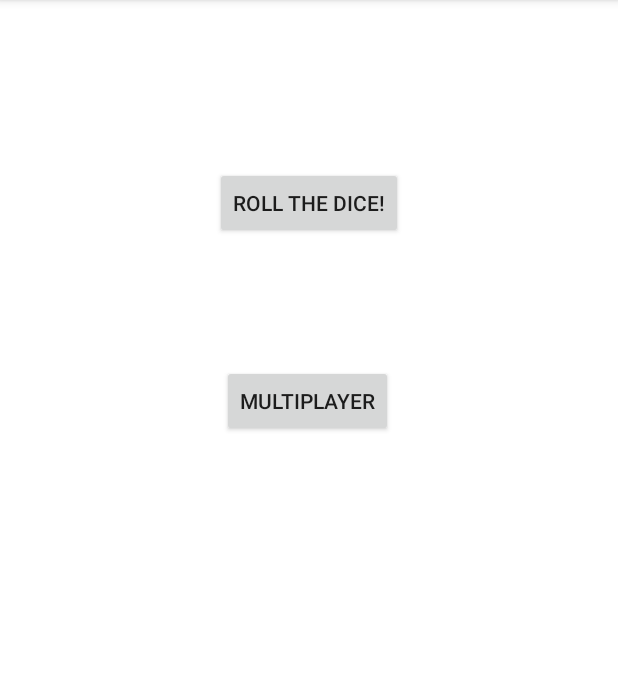
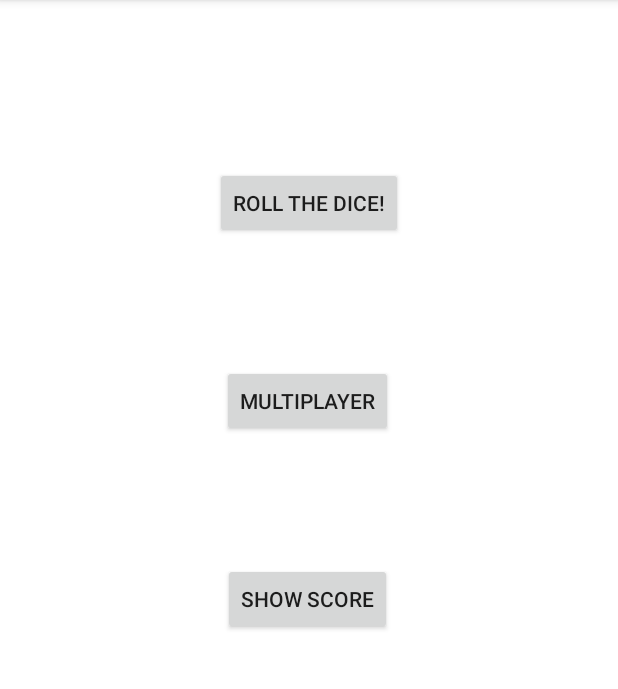
Before and after one commit to AnSrwn/Gambling, an Android app: the screen it shows after launch (MainActivity), on a phone screen of 412 x 824 dp, the part 84-773 px from its top. Run offline under Robolectric (Android 15) with nearby library versions, the phone set to English and light mode, and no system bars; our stand-ins replace Room's generated code; libraries missing offline, so code that uses them is left out: org.jetbrains.anko; 1 statement that could not run was skipped.

Commit message:
Implemented Database

```diff
--- a/app/src/main/java/com/example/user/gambling/MainActivity.kt
+++ b/app/src/main/java/com/example/user/gambling/MainActivity.kt
@@ -5,12 +5,16 @@ import android.graphics.Color
 import android.support.v7.app.AppCompatActivity
 import android.os.Bundle
 import android.support.v7.preference.PreferenceManager
+import android.util.Log
 import android.view.Menu
 import com.example.user.gambling.game.DiceMenuFragment
 import android.view.MenuItem
+import com.example.user.gambling.database.databases.ScoreDB
+import com.example.user.gambling.database.entities.Score
 import com.example.user.gambling.settings.SettingsActivity
 import com.example.user.gambling.utility.Utils
 import kotlinx.android.synthetic.main.activity_main.*
+import org.jetbrains.anko.doAsync
 
 
 class MainActivity : AppCompatActivity() {
@@ -21,7 +25,6 @@ class MainActivity : AppCompatActivity() {
         super.onCreate(savedInstanceState)
         Utils.onActivityCreateSetTheme(this)
         setContentView(R.layout.activity_main)
-
         supportFragmentManager.beginTransaction().add(R.id.fragmentContainer, diceMenuFragment).commit()
     }
 
--- /dev/null
+++ b/app/src/main/java/com/example/user/gambling/database/daos/ScoreDao.kt
@@ -0,0 +1,20 @@
+package com.example.user.gambling.database.daos
+
+import android.arch.lifecycle.LiveData
+import android.arch.persistence.room.*
+import com.example.user.gambling.database.entities.Score
+
+@Dao
+interface ScoreDao{
+    @Query("SELECT * FROM score")
+    fun getAll():LiveData<List<Score>>
+
+    @Query("SELECT * FROM score")
+    fun getAllNotLive():List<Score>
+
+    @Insert(onConflict = OnConflictStrategy.REPLACE)
+    fun insert(score: Score)
+
+    @Update
+    fun update(score: Score)
+}
--- /dev/null
+++ b/app/src/main/java/com/example/user/gambling/database/databases/ScoreDB.kt
@@ -0,0 +1,30 @@
+package com.example.user.gambling.database.databases
+
+import android.arch.persistence.room.Database
+import android.arch.persistence.room.Room
+import android.arch.persistence.room.RoomDatabase
+import android.content.Context
+import com.example.user.gambling.database.daos.ScoreDao
+import com.example.user.gambling.database.entities.Score
+
+@Database(entities = [(Score::class)], version = 1)
+abstract class ScoreDB : RoomDatabase() {
+    abstract fun scoreDB(): ScoreDao
+
+    /* one and only one instance */
+    companion object {
+        private var sInstance: ScoreDB? = null
+
+        fun getInstance(context: Context): ScoreDB? {
+            if (sInstance == null) {
+                synchronized(ScoreDB::class) {
+                    sInstance = Room.databaseBuilder(context.applicationContext,
+                            ScoreDB::class.java, "score")
+                            .fallbackToDestructiveMigration()
+                            .build()
+                }
+            }
+            return sInstance
+        }
+    }
+}
--- a/app/src/main/java/com/example/user/gambling/database/entities/Score.kt
+++ b/app/src/main/java/com/example/user/gambling/database/entities/Score.kt
@@ -1,9 +1,11 @@
 package com.example.user.gambling.database.entities
 
+import android.arch.persistence.room.ColumnInfo
 import android.arch.persistence.room.Entity
+import android.arch.persistence.room.PrimaryKey
 
-/*
 @Entity
-data class Score {
-
-} */
+data class Score(@PrimaryKey val id: Int,
+                 @ColumnInfo(name = "player_name") val playerName: String,
+                 @ColumnInfo(name = "score") val score : Int) {
+}
--- a/app/src/main/java/com/example/user/gambling/game/DiceMenuFragment.kt
+++ b/app/src/main/java/com/example/user/gambling/game/DiceMenuFragment.kt
@@ -1,16 +1,20 @@
 package com.example.user.gambling.game
 
 import android.os.Bundle
+import android.util.Log
 import android.view.LayoutInflater
 import android.view.View
 import android.view.ViewGroup
 import android.widget.Button
+import android.arch.lifecycle.ViewModelProviders
 import com.example.user.gambling.R
+import com.example.user.gambling.database.databases.ScoreDB
+import com.example.user.gambling.database.entities.Score
+import com.example.user.gambling.database.models.ScoreModel
+import com.example.user.gambling.game.score.DiceScoreListFragment
+import com.example.user.gambling.game.score.DiceScoreListViewAdapter
 
 class DiceMenuFragment : android.support.v4.app.Fragment() {
-
-    private val diceSingleplayerFragment = DiceSingleplayerFragment()
-    private val diceMultiplayerFragment = DiceMultiplayerFragment()
 
     override fun onCreateView(inflater: LayoutInflater, container: ViewGroup?,
                               savedInstanceState: Bundle?): View? {
@@ -18,15 +22,34 @@ class DiceMenuFragment : android.support.v4.app.Fragment() {
         val view = inflater.inflate(R.layout.fragment_dice_menu, container, false)
         val buttonStartSingleplayerFragment = view.findViewById(R.id.buttonStartSingleplayerFragment) as Button
         val buttonStartMultiplayerFragment = view.findViewById(R.id.buttonStartMultiplayerFragment) as Button
+        val buttonShowScore = view.findViewById(R.id.buttonShowScore) as Button
 
         buttonStartSingleplayerFragment.setOnClickListener {
+            val diceSingleplayerFragment = DiceSingleplayerFragment()
             fragmentManager!!.beginTransaction().replace(R.id.fragmentContainer, diceSingleplayerFragment).addToBackStack(null).commit()
         }
 
         buttonStartMultiplayerFragment.setOnClickListener {
+            val diceMultiplayerFragment = DiceMultiplayerFragment()
             fragmentManager!!.beginTransaction().replace(R.id.fragmentContainer, diceMultiplayerFragment).addToBackStack(null).commit()
         }
 
+        val activityContext = activity!!.applicationContext
+        val db = ScoreDB.getInstance(activityContext)!!.scoreDB()
+        val mWordViewModel = ViewModelProviders.of(this).get(ScoreModel::class.java)
+        var test : List<Score>? = null
+            db.insert(Score(1,"Test", 20))
+            db.insert(Score(2,"Test2", 10))
+            Log.d("DBG", "Score inserted")
+            test = db.getAllNotLive()
+            Log.d("DBG", "Got all not Live ${db.getAllNotLive()[0]}")
+
+
+        buttonShowScore.setOnClickListener {
+            val diceScoreListFragment = DiceScoreListFragment()
+            diceScoreListFragment.listAdapter = DiceScoreListViewAdapter(activityContext, test)
+            fragmentManager!!.beginTransaction().replace(R.id.fragmentContainer, diceScoreListFragment).addToBackStack(null).commit()
+        }
         return view
     }
 }
--- a/app/src/main/java/com/example/user/gambling/game/DiceSingleplayerFragment.kt
+++ b/app/src/main/java/com/example/user/gambling/game/DiceSingleplayerFragment.kt
@@ -7,6 +7,7 @@ import android.view.View
 import android.view.ViewGroup
 import android.widget.ImageView
 import com.example.user.gambling.R
+import com.example.user.gambling.game.score.DiceScore
 import kotlinx.android.synthetic.main.fragment_dice_singleplayer.*
 import pl.droidsonroids.gif.GifDrawable
 import pl.droidsonroids.gif.GifImageView
--- a/app/src/main/java/com/example/user/gambling/game/DiceScore.kt
+++ b/app/src/main/java/com/example/user/gambling/game/score/DiceScore.kt
@@ -1,4 +1,4 @@
-package com.example.user.gambling.game
+package com.example.user.gambling.game.score
 
 import java.util.*
 
--- /dev/null
+++ b/app/src/main/java/com/example/user/gambling/game/score/DiceScoreViewHolder.kt
@@ -0,0 +1,5 @@
+package com.example.user.gambling.game.score
+
+import android.widget.TextView
+
+data class DiceScoreViewHolder(val playerName : TextView, val playersScore : TextView)
--- a/app/src/main/res/layout/fragment_dice_menu.xml
+++ b/app/src/main/res/layout/fragment_dice_menu.xml
@@ -31,5 +31,17 @@
         app:layout_constraintStart_toStartOf="parent"
         app:layout_constraintTop_toBottomOf="@+id/buttonStartSingleplayerFragment" />
 
+    <Button
+        android:id="@+id/buttonShowScore"
+        android:layout_width="wrap_content"
+        android:layout_height="wrap_content"
+        android:layout_marginEnd="149dp"
+        android:layout_marginStart="147dp"
+        android:layout_marginTop="84dp"
+        android:text="@string/dice_menu_show_score"
+        app:layout_constraintEnd_toEndOf="parent"
+        app:layout_constraintStart_toStartOf="parent"
+        app:layout_constraintTop_toBottomOf="@+id/buttonStartMultiplayerFragment" />
+
 
 </android.support.constraint.ConstraintLayout>
--- /dev/null
+++ b/app/src/main/res/layout/fragment_dice_score_details.xml
@@ -0,0 +1,6 @@
+<?xml version="1.0" encoding="utf-8"?>
+<android.support.constraint.ConstraintLayout
+    xmlns:android="http://schemas.android.com/apk/res/android" android:layout_width="match_parent"
+    android:layout_height="match_parent">
+
+</android.support.constraint.ConstraintLayout>
--- a/app/src/main/res/values/strings.xml
+++ b/app/src/main/res/values/strings.xml
@@ -11,6 +11,7 @@
     <!-- DiceMenu -->
     <string name="dice_menu_roll_the_dice">Roll the dice!</string>
     <string name="dice_menu_multiplayer">Multiplayer</string>
+    <string name="dice_menu_show_score">Show Score</string>
 
     <!-- Options Menu -->
     <string name="opt_pref">Settings</string>
```
Also changed, not shown: app/build.gradle (+20 -5 lines), app/src/main/java/com/example/user/gambling/game/score/DiceScoreDetailsFragment.kt (added, +7 -0 lines), app/src/main/java/com/example/user/gambling/game/score/DiceScoreListFragment.kt (added, +16 -0 lines), app/src/main/java/com/example/user/gambling/game/score/DiceScoreListViewAdapter.kt (added, +44 -0 lines), app/src/main/res/layout/fragment_dice_score_list.xml (added, +8 -0 lines), app/src/main/res/layout/item_dice_score.xml (added, +31 -0 lines), settings.gradle (line endings or trailing spaces).
